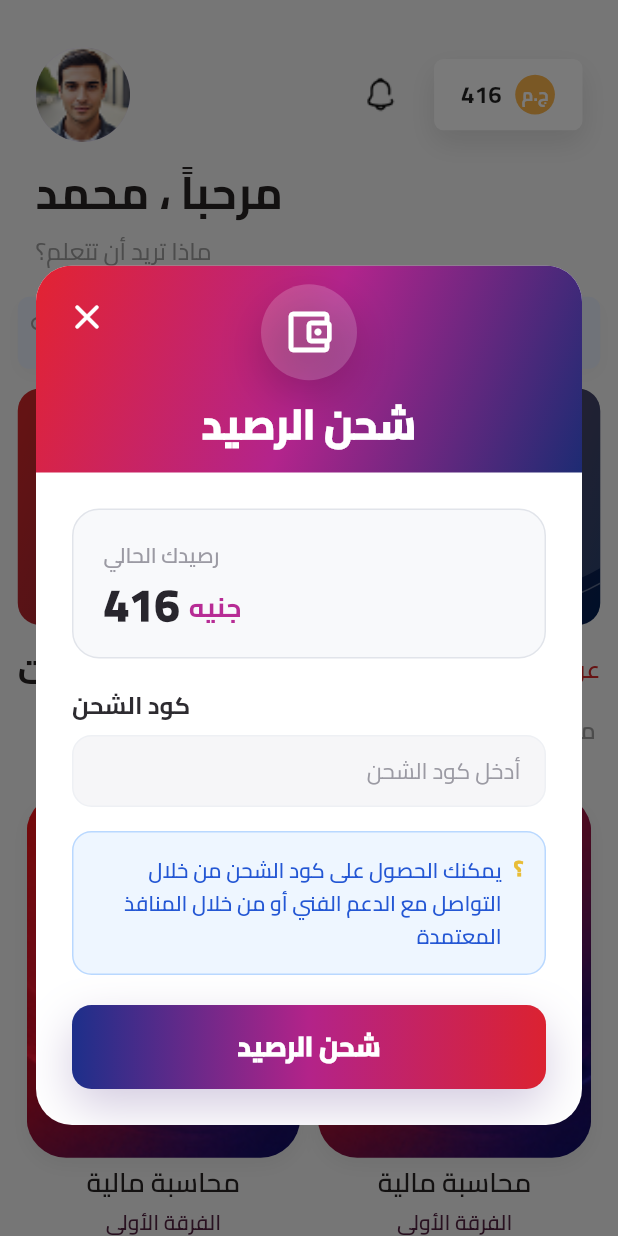
After one commit to Mohamed1Hamada/Bengo-app, a Flutter app: the BalanceTopUp1View screen opened by its route, on a phone screen of 412 x 824 dp. The commit adds this screen. Run offline on Flutter 3.47's test engine with Material 3 defaults, Android fonts, the phone set to English and light mode, and no system bars; our stand-ins replace flutter_screenutil, font_awesome_flutter, go_router.

Commit message:
create balance top up 1

```diff
--- /dev/null
+++ b/lib/Features/Balance/presentation/views/balance_top_up_view.dart
@@ -0,0 +1,37 @@
+import 'package:bengo_app/Features/Balance/presentation/views/widgets/top_up_sheet.dart';
+import 'package:flutter/material.dart';
+
+import 'package:bengo_app/features/home/presentation/views/widgets/home_view_body.dart';
+
+class BalanceTopUp1View extends StatelessWidget {
+  const BalanceTopUp1View({super.key});
+
+  @override
+  Widget build(BuildContext context) {
+    return Directionality(
+      textDirection: TextDirection.rtl,
+      child: Scaffold(
+        backgroundColor: const Color(0xfff7f7f7),
+        body: Stack(
+          children: [
+            const HomeViewBody(),
+
+            Container(
+              color: Colors.black.withOpacity(.52),
+            ),
+
+            const SafeArea(
+              child: Align(
+                alignment: Alignment.bottomCenter,
+                child: Padding(
+                  padding: EdgeInsets.fromLTRB(24, 24, 24, 74),
+                  child: const StaticTopUpSheet(),
+                ),
+              ),
+            ),
+          ],
+        ),
+      ),
+    );
+  }
+}
--- /dev/null
+++ b/lib/Features/Balance/presentation/views/widgets/balance_info_box.dart
@@ -0,0 +1,54 @@
+import 'package:flutter/material.dart';
+
+class StaticBalanceInfoBox extends StatelessWidget {
+  const StaticBalanceInfoBox({super.key});
+
+  @override
+  Widget build(BuildContext context) {
+    return Container(
+      padding: const EdgeInsets.all(20),
+      decoration: BoxDecoration(
+        color: const Color(0xfff8f9fb),
+        borderRadius: BorderRadius.circular(18),
+        border: Border.all(color: const Color(0xffe1e4ea)),
+      ),
+      child: const Column(
+        crossAxisAlignment: CrossAxisAlignment.end,
+        children: [
+          Text(
+            'رصيدك الحالي',
+            style: TextStyle(
+              color: Color(0xff9b9aa3),
+              fontWeight: FontWeight.w600,
+            ),
+          ),
+          SizedBox(height: 8),
+          Row(
+            mainAxisAlignment: MainAxisAlignment.end,
+            crossAxisAlignment: CrossAxisAlignment.end,
+            children: [
+              Text(
+                'جنيه',
+                style: TextStyle(
+                  color: Color(0xffb72c95),
+                  fontSize: 18,
+                  fontWeight: FontWeight.w800,
+                ),
+              ),
+              SizedBox(width: 6),
+              Text(
+                '416',
+                style: TextStyle(
+                  color: Color(0xff28262d),
+                  fontSize: 30,
+                  fontWeight: FontWeight.w900,
+                  height: 1,
+                ),
+              ),
+            ],
+          ),
+        ],
+      ),
+    );
+  }
+}
--- /dev/null
+++ b/lib/Features/Balance/presentation/views/widgets/charge_code_field.dart
@@ -0,0 +1,40 @@
+import 'package:flutter/material.dart';
+
+class StaticChargeCodeField extends StatelessWidget {
+  const StaticChargeCodeField({super.key});
+
+  @override
+  Widget build(BuildContext context) {
+    return Column(
+      crossAxisAlignment: CrossAxisAlignment.end,
+      children: [
+        const Text(
+          'كود الشحن',
+          style: TextStyle(
+            color: Color(0xff2d2b30),
+            fontSize: 16,
+            fontWeight: FontWeight.w700,
+          ),
+        ),
+        const SizedBox(height: 8),
+        Container(
+          height: 48,
+          alignment: Alignment.centerRight,
+          padding: const EdgeInsets.symmetric(horizontal: 16),
+          decoration: BoxDecoration(
+            color: const Color(0xfff6f6f8),
+            borderRadius: BorderRadius.circular(13),
+            border: Border.all(color: const Color(0xffeef0f4)),
+          ),
+          child: const Text(
+            'أدخل كود الشحن',
+            style: TextStyle(
+              color: Color(0xff9b9aa3),
+              fontSize: 15,
+            ),
+          ),
+        ),
+      ],
+    );
+  }
+}
--- /dev/null
+++ b/lib/Features/Balance/presentation/views/widgets/help_message_box.dart
@@ -0,0 +1,41 @@
+import 'package:flutter/material.dart';
+
+class StaticHelpMessageBox extends StatelessWidget {
+  const StaticHelpMessageBox({super.key});
+
+  @override
+  Widget build(BuildContext context) {
+    return Container(
+      padding: const EdgeInsets.all(14),
+      decoration: BoxDecoration(
+        color: const Color(0xffeef6ff),
+        borderRadius: BorderRadius.circular(13),
+        border: Border.all(color: const Color(0xffb9d8ff)),
+      ),
+      child: const Row(
+        crossAxisAlignment: CrossAxisAlignment.start,
+        children: [
+          Text(
+            '؟',
+            style: TextStyle(
+              color: Color(0xffe8bd38),
+              fontWeight: FontWeight.w900,
+            ),
+          ),
+          SizedBox(width: 8),
+          Expanded(
+            child: Text(
+              'يمكنك الحصول على كود الشحن من خلال التواصل مع الدعم الفني أو من خلال المنافذ المعتمدة',
+              textAlign: TextAlign.right,
+              style: TextStyle(
+                color: Color(0xff2457d4),
+                height: 1.55,
+                fontWeight: FontWeight.w600,
+              ),
+            ),
+          ),
+        ],
+      ),
+    );
+  }
+}
--- /dev/null
+++ b/lib/Features/Balance/presentation/views/widgets/home_background.dart
@@ -0,0 +1,87 @@
+import 'package:flutter/material.dart';
+
+class HomeBackground extends StatelessWidget {
+  const HomeBackground.HomeBackground({super.key});
+
+  @override
+  Widget build(BuildContext context) {
+    return Column(
+      children: [
+        Padding(
+          padding: const EdgeInsets.fromLTRB(24, 58, 24, 0),
+          child: Row(
+            children: [
+              Container(
+                height: 48,
+                padding: const EdgeInsets.symmetric(horizontal: 14),
+                alignment: Alignment.center,
+                decoration: BoxDecoration(
+                  color: Colors.white,
+                  borderRadius: BorderRadius.circular(14),
+                  boxShadow: const [
+                    BoxShadow(
+                      color: Color(0x12000000),
+                      blurRadius: 10,
+                      offset: Offset(0, 4),
+                    ),
+                  ],
+                ),
+                child: const Text(
+                  '416',
+                  style: TextStyle(fontWeight: FontWeight.w800),
+                ),
+              ),
+              const SizedBox(width: 14),
+              const Icon(Icons.notifications_none_rounded, size: 28),
+              const Spacer(),
+              const CircleAvatar(
+                radius: 24,
+                backgroundColor: Color(0xffd8d8d8),
+                child: Icon(Icons.person, color: Colors.white),
+              ),
+            ],
+          ),
+        ),
+        const Padding(
+          padding: EdgeInsets.fromLTRB(24, 30, 24, 0),
+          child: Align(
+            alignment: Alignment.centerRight,
+            child: Text(
+              'الرئيسية',
+              style: TextStyle(
+                fontSize: 32,
+                fontWeight: FontWeight.w900,
+              ),
+            ),
+          ),
+        ),
+        const SizedBox(height: 34),
+        Container(
+          height: 110,
+          margin: const EdgeInsets.only(left: 26),
+          decoration: const BoxDecoration(
+            borderRadius: BorderRadius.horizontal(
+              right: Radius.circular(28),
+            ),
+            gradient: LinearGradient(
+              colors: [
+                Color(0xffd92735),
+                Color(0xff702071),
+              ],
+            ),
+          ),
+        ),
+        const Spacer(),
+        Container(
+          height: 82,
+          decoration: const BoxDecoration(
+            color: Colors.white,
+            border: Border(
+              top: BorderSide(color: Color(0x11000000)),
+            ),
+          ),
+        ),
+      ],
+    );
+  }
+}
--- /dev/null
+++ b/lib/Features/Balance/presentation/views/widgets/top_up_button.dart
@@ -0,0 +1,40 @@
+import 'package:flutter/material.dart';
+
+class StaticTopUpButton extends StatelessWidget {
+  const StaticTopUpButton({super.key});
+
+  @override
+  Widget build(BuildContext context) {
+    return Container(
+      height: 56,
+      alignment: Alignment.center,
+      decoration: BoxDecoration(
+        borderRadius: BorderRadius.circular(13),
+        gradient: const LinearGradient(
+          begin: Alignment.centerLeft,
+          end: Alignment.centerRight,
+          colors: [
+            Color(0xff1d2f8a),
+            Color(0xffb32389),
+            Color(0xffdb2231),
+          ],
+        ),
+        boxShadow: const [
+          BoxShadow(
+            color: Color(0x3d49287e),
+            blurRadius: 26,
+            offset: Offset(0, 12),
+          ),
+        ],
+      ),
+      child: const Text(
+        'شحن الرصيد',
+        style: TextStyle(
+          color: Colors.white,
+          fontSize: 18,
+          fontWeight: FontWeight.w900,
+        ),
+      ),
+    );
+  }
+}
--- /dev/null
+++ b/lib/Features/Balance/presentation/views/widgets/top_up_header.dart
@@ -0,0 +1,72 @@
+import 'package:flutter/material.dart';
+
+class StaticTopUpHeader extends StatelessWidget {
+  const StaticTopUpHeader({super.key});
+
+  @override
+  Widget build(BuildContext context) {
+    return Container(
+      height: 138,
+      decoration: const BoxDecoration(
+        gradient: LinearGradient(
+          begin: Alignment.topLeft,
+          end: Alignment.bottomRight,
+          colors: [
+            Color(0xffe32331),
+            Color(0xffb3248c),
+            Color(0xff1d2b73),
+          ],
+        ),
+      ),
+      child: Stack(
+        children: [
+          const Positioned(
+            left: 20,
+            top: 20,
+            child: Icon(
+              Icons.close_rounded,
+              color: Colors.white,
+              size: 28,
+            ),
+          ),
+          Center(
+            child: Column(
+              mainAxisSize: MainAxisSize.min,
+              children: [
+                Container(
+                  height: 64,
+                  width: 64,
+                  decoration: BoxDecoration(
+                    shape: BoxShape.circle,
+                    color: Colors.white.withOpacity(.18),
+                    boxShadow: const [
+                      BoxShadow(
+                        color: Color(0x33000000),
+                        blurRadius: 24,
+                        offset: Offset(0, 12),
+                      ),
+                    ],
+                  ),
+                  child: const Icon(
+                    Icons.account_balance_wallet_outlined,
+                    color: Colors.white,
+                    size: 36,
+                  ),
+                ),
+                const SizedBox(height: 10),
+                const Text(
+                  'شحن الرصيد',
+                  style: TextStyle(
+                    color: Colors.white,
+                    fontSize: 27,
+                    fontWeight: FontWeight.w900,
+                  ),
+                ),
+              ],
+            ),
+          ),
+        ],
+      ),
+    );
+  }
+}
--- /dev/null
+++ b/lib/Features/Balance/presentation/views/widgets/top_up_sheet.dart
@@ -0,0 +1,42 @@
+import 'package:bengo_app/Features/Balance/presentation/views/widgets/balance_info_box.dart';
+import 'package:bengo_app/Features/Balance/presentation/views/widgets/charge_code_field.dart';
+import 'package:bengo_app/Features/Balance/presentation/views/widgets/help_message_box.dart';
+import 'package:bengo_app/Features/Balance/presentation/views/widgets/top_up_header.dart';
+import 'package:bengo_app/Features/Balance/presentation/views/widgets/top_up_button.dart';
+import 'package:flutter/material.dart';
+
+
+class StaticTopUpSheet extends StatelessWidget {
+  const StaticTopUpSheet({super.key});
+
+  @override
+  Widget build(BuildContext context) {
+    return ClipRRect(
+      borderRadius: BorderRadius.circular(24),
+      child: const Material(
+        color: Colors.white,
+        child: Column(
+          mainAxisSize: MainAxisSize.min,
+          children: [
+            StaticTopUpHeader(),
+            Padding(
+              padding: EdgeInsets.all(24),
+              child: Column(
+                crossAxisAlignment: CrossAxisAlignment.stretch,
+                children: [
+                  StaticBalanceInfoBox(),
+                  SizedBox(height: 20),
+                  StaticChargeCodeField(),
+                  SizedBox(height: 16),
+                  StaticHelpMessageBox(),
+                  SizedBox(height: 20),
+                  StaticTopUpButton(),
+                ],
+              ),
+            ),
+          ],
+        ),
+      ),
+    );
+  }
+}
--- a/lib/Features/Home/presentation/views/widgets/balance_card.dart
+++ /dev/null
@@ -1,54 +0,0 @@
-
-import 'package:bengo_app/core/utlis/styles.dart';
-import 'package:flutter/material.dart';
-import 'package:flutter_screenutil/flutter_screenutil.dart';
-
-class BalanceCard extends StatelessWidget {
-  const BalanceCard({super.key});
-
-  @override
-  Widget build(BuildContext context) {
-    return Container(
-
-      padding: EdgeInsets.symmetric(horizontal: 30.w, vertical: 20.h),
-      decoration: BoxDecoration(
-
-        color: Colors.white,
-        borderRadius: BorderRadius.circular(12.r),
-        boxShadow: [
-          BoxShadow(
-            color: Colors.black.withOpacity(0.1),
-            blurRadius: 30.r,
-            offset: const Offset(0, 8),
-          ),
-        ],
-      ),
-      child: Row(
-        children: [
-          Container(
-            padding: EdgeInsets.all(8.w),
-            decoration: const BoxDecoration(
-              color: Color(0xFFFFB74D), // اللون البرتقالي للأيقونة
-              shape: BoxShape.circle,
-            ),
-            child: Text(
-              "ج.م",
-              style: Styles.textStyle12.copyWith(
-                color: Colors.white,
-                fontWeight: FontWeight.w800,
-              ),
-            ),
-          ),
-          SizedBox(width: 14.w),
-          Text(
-            "416",
-            style: Styles.textStyle16.copyWith(
-              fontWeight: FontWeight.w800,
-              color: Colors.black87,
-            ),
-          ),
-        ],
-      ),
-    );
-  }
-}
--- a/lib/Features/Home/presentation/views/widgets/custom_home_header.dart
+++ b/lib/Features/Home/presentation/views/widgets/custom_home_header.dart
@@ -1,8 +1,10 @@
-import 'package:bengo_app/Features/Home/presentation/views/widgets/balance_card.dart';
+import 'package:bengo_app/core/utlis/app_router.dart';
 import 'package:bengo_app/core/utlis/asstes.dart';
 import 'package:bengo_app/core/utlis/styles.dart';
+import 'package:bengo_app/core/utlis/widget/custom_balance_card.dart';
 import 'package:flutter/material.dart';
 import 'package:flutter_screenutil/flutter_screenutil.dart';
+import 'package:go_router/go_router.dart';
 
 class CustomHomeHeader extends StatelessWidget {
   const CustomHomeHeader({super.key});
@@ -21,7 +23,9 @@ class CustomHomeHeader extends StatelessWidget {
         children: [
           Row(
             children: [
-              const BalanceCard(),
+               CustomBalanceCard(balance: '416', onTap: () {
+                 GoRouter.of(context).push(AppRouter.kBalanceTopUpView);
+               },),
               SizedBox(width: 30.w),
 
               GestureDetector(
--- a/lib/core/utlis/app_router.dart
+++ b/lib/core/utlis/app_router.dart
@@ -1,6 +1,7 @@
 import 'package:bengo_app/Features/Auth/presentation/views/complete_profile_view.dart';
 import 'package:bengo_app/Features/Auth/presentation/views/login_view.dart';
 import 'package:bengo_app/Features/Auth/presentation/views/sign_up_view.dart';
+import 'package:bengo_app/Features/Balance/presentation/views/balance_top_up_view.dart';
 import 'package:bengo_app/Features/Home/presentation/views/home_view.dart';
 import 'package:bengo_app/Features/Home/presentation/views/search_view.dart';
 import 'package:bengo_app/Features/onBoard/presentation/views/on_board_view.dart';
@@ -17,6 +18,7 @@ abstract class AppRouter {
   static const String kCompleteProfileView = '/completeprofileview';
   static const String kHomeView = '/homeview';
   static const String kSearchView = '/searchview';
+  static const String kBalanceTopUpView = '/balance/top-up';
 
   static final GoRouter router = GoRouter(
     initialLocation: kSplashView,
@@ -65,6 +67,13 @@ abstract class AppRouter {
           state: state,
         ),
       ),
+      GoRoute(
+        path: kBalanceTopUpView,
+        pageBuilder: (context, state) => _buildCustomTransitionPage(
+          child: const BalanceTopUp1View(),
+          state: state,
+        ),
+      ),
     ],
   );
 
--- /dev/null
+++ b/lib/core/utlis/widget/custom_balance_card.dart
@@ -0,0 +1,62 @@
+import 'package:bengo_app/core/utlis/styles.dart';
+import 'package:flutter/material.dart';
+import 'package:flutter_screenutil/flutter_screenutil.dart';
+
+class CustomBalanceCard extends StatelessWidget {
+  const CustomBalanceCard({
+    super.key,
+    required this.balance,
+    required this.onTap,
+  });
+
+  final String balance;
+  final VoidCallback? onTap;
+
+  @override
+  Widget build(BuildContext context) {
+    return GestureDetector(
+      onTap: onTap,
+      child: Container(
+        padding: EdgeInsets.symmetric(horizontal: 30.w, vertical: 20.h),
+        decoration: BoxDecoration(
+          color: Colors.white,
+          borderRadius: BorderRadius.circular(12.r),
+          boxShadow: [
+            BoxShadow(
+              color: Colors.black.withOpacity(0.1),
+              blurRadius: 30.r,
+              offset: const Offset(0, 8),
+            ),
+          ],
+        ),
+        child: Row(
+          mainAxisSize: MainAxisSize.min,
+          children: [
+            Container(
+              padding: EdgeInsets.all(8.w),
+              decoration: const BoxDecoration(
+                color: Color(0xFFFFB74D),
+                shape: BoxShape.circle,
+              ),
+              child: Text(
+                "ج.م",
+                style: Styles.textStyle12.copyWith(
+                  color: Colors.white,
+                  fontWeight: FontWeight.w800,
+                ),
+              ),
+            ),
+            SizedBox(width: 14.w),
+            Text(
+              balance,
+              style: Styles.textStyle16.copyWith(
+                fontWeight: FontWeight.w800,
+                color: Colors.black87,
+              ),
+            ),
+          ],
+        ),
+      ),
+    );
+  }
+}
```
